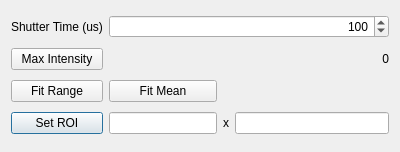
This is cameracontrolsdialog.ui in SamDehaeck/GigaViewer as Qt 5 draws it before an edit. The edited form follows.
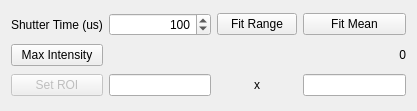
This is the edited form.

The edit to the form file:
```diff
--- a/cameracontrolsdialog.ui
+++ b/cameracontrolsdialog.ui
@@ -6,8 +6,8 @@
    <rect>
     <x>0</x>
     <y>0</y>
-    <width>400</width>
-    <height>152</height>
+    <width>417</width>
+    <height>111</height>
    </rect>
   </property>
   <property name="windowTitle">
@@ -21,58 +21,16 @@
      </property>
     </widget>
    </item>
-   <item row="0" column="1" colspan="4">
-    <widget class="QSpinBox" name="shutterSpinBox">
-     <property name="alignment">
-      <set>Qt::AlignRight|Qt::AlignTrailing|Qt::AlignVCenter</set>
-     </property>
-     <property name="keyboardTracking">
-      <bool>false</bool>
-     </property>
-     <property name="maximum">
-      <number>9999999</number>
-     </property>
-     <property name="singleStep">
-      <number>100</number>
-     </property>
-     <property name="value">
-      <number>100</number>
-     </property>
-    </widget>
-   </item>
-   <item row="4" column="3">
-    <widget class="QLabel" name="label_4">
-     <property name="text">
-      <string>x</string>
-     </property>
-     <property name="alignment">
-      <set>Qt::AlignCenter</set>
-     </property>
-    </widget>
-   </item>
-   <item row="4" column="4">
-    <widget class="QLineEdit" name="ROICols"/>
-   </item>
    <item row="4" column="0">
     <widget class="QPushButton" name="pushButton_2">
+     <property name="enabled">
+      <bool>false</bool>
+     </property>
      <property name="text">
       <string>Set ROI</string>
      </property>
     </widget>
    </item>
-   <item row="2" column="4">
-    <widget class="QLabel" name="IntensLabel">
-     <property name="text">
-      <string>0</string>
-     </property>
-     <property name="alignment">
-      <set>Qt::AlignRight|Qt::AlignTrailing|Qt::AlignVCenter</set>
-     </property>
-    </widget>
-   </item>
-   <item row="4" column="1" colspan="2">
-    <widget class="QLineEdit" name="ROIRows"/>
-   </item>
    <item row="2" column="0">
     <widget class="QPushButton" name="IntensityButton">
      <property name="text">
@@ -80,20 +38,65 @@
      </property>
     </widget>
    </item>
-   <item row="3" column="0">
+   <item row="0" column="2">
     <widget class="QPushButton" name="FitRangeButton">
      <property name="text">
       <string>Fit Range</string>
      </property>
     </widget>
    </item>
-   <item row="3" column="1" colspan="2">
+   <item row="0" column="3">
     <widget class="QPushButton" name="FitMeanButton">
      <property name="text">
       <string>Fit Mean</string>
      </property>
     </widget>
    </item>
+   <item row="0" column="1">
+    <widget class="QSpinBox" name="shutterSpinBox">
+     <property name="alignment">
+      <set>Qt::AlignRight|Qt::AlignTrailing|Qt::AlignVCenter</set>
+     </property>
+     <property name="keyboardTracking">
+      <bool>true</bool>
+     </property>
+     <property name="maximum">
+      <number>9999999</number>
+     </property>
+     <property name="singleStep">
+      <number>100</number>
+     </property>
+     <property name="value">
+      <number>100</number>
+     </property>
+    </widget>
+   </item>
+   <item row="2" column="3">
+    <widget class="QLabel" name="IntensLabel">
+     <property name="text">
+      <string>0</string>
+     </property>
+     <property name="alignment">
+      <set>Qt::AlignRight|Qt::AlignTrailing|Qt::AlignVCenter</set>
+     </property>
+    </widget>
+   </item>
+   <item row="4" column="1">
+    <widget class="QLineEdit" name="ROIRows"/>
+   </item>
+   <item row="4" column="2">
+    <widget class="QLabel" name="label_4">
+     <property name="text">
+      <string>x</string>
+     </property>
+     <property name="alignment">
+      <set>Qt::AlignCenter</set>
+     </property>
+    </widget>
+   </item>
+   <item row="4" column="3">
+    <widget class="QLineEdit" name="ROICols"/>
+   </item>
   </layout>
  </widget>
  <tabstops>
```
Left out of the diff: 3 changed lines with no effect on the pictures.
